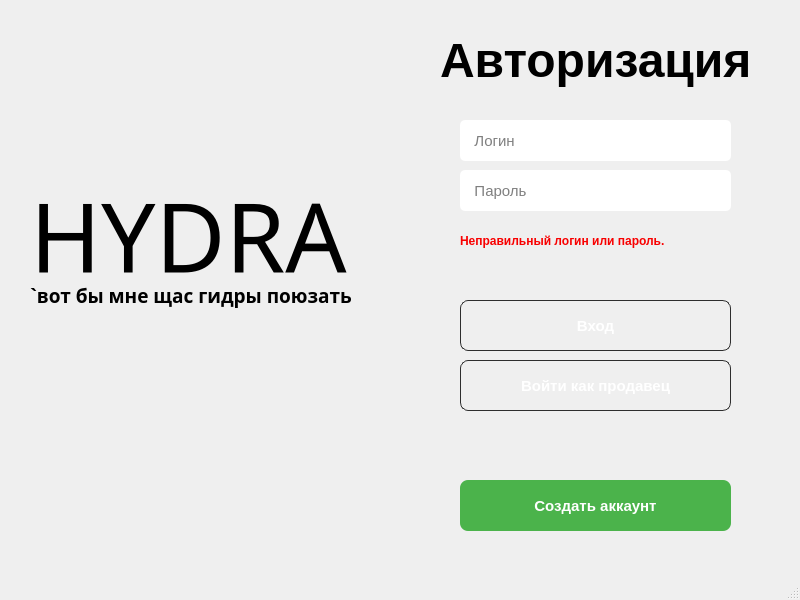
Old version of the form source/menu/mainwindow.ui in the repository gotovkk/QtMarket.
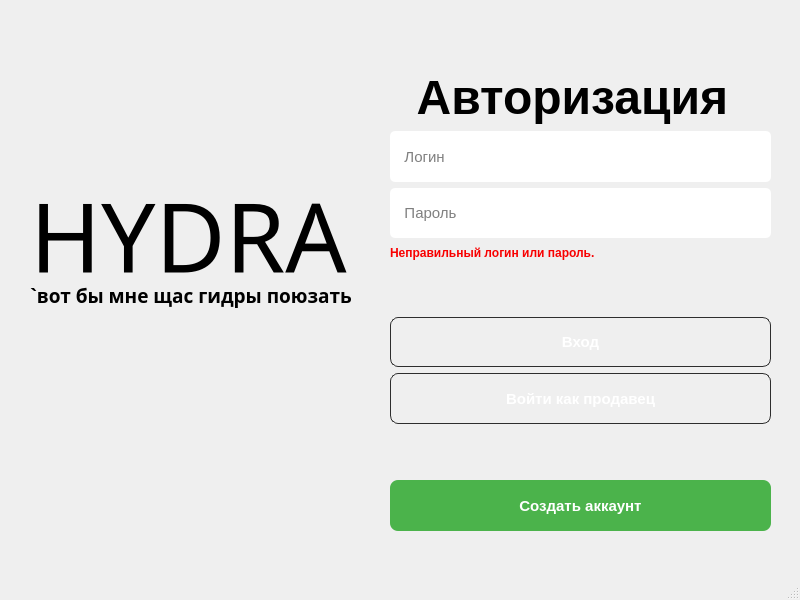
New version of the form. Icons and pictures are not drawn.

Diff of the .ui file:
```diff
--- a/source/menu/mainwindow.ui
+++ b/source/menu/mainwindow.ui
@@ -19,213 +19,6 @@
    <string>MainWindow</string>
   </property>
   <widget class="QWidget" name="centralwidget">
-   <widget class="QPushButton" name="loginButton">
-    <property name="geometry">
-     <rect>
-      <x>460</x>
-      <y>300</y>
-      <width>271</width>
-      <height>51</height>
-     </rect>
-    </property>
-    <property name="font">
-     <font>
-      <pointsize>11</pointsize>
-      <bold>true</bold>
-      <stylestrategy>PreferDefault</stylestrategy>
-     </font>
-    </property>
-    <property name="styleSheet">
-     <string notr="true">    QPushButton {
-        background-color: transparent;
-        color: white;
-        border: 1px solid #2e2e2e;
-        border-radius: 8px;
-        padding: 10px 20px;
-    }
-    QPushButton:hover {
-        border-color: #4e4e4e;
-    }
-    QPushButton:pressed {
-        background-color: #1e1e1e;
-}</string>
-    </property>
-    <property name="text">
-     <string>Вход</string>
-    </property>
-   </widget>
-   <widget class="QPushButton" name="registerButton">
-    <property name="geometry">
-     <rect>
-      <x>460</x>
-      <y>480</y>
-      <width>271</width>
-      <height>51</height>
-     </rect>
-    </property>
-    <property name="font">
-     <font>
-      <pointsize>11</pointsize>
-      <bold>true</bold>
-      <stylestrategy>PreferAntialias</stylestrategy>
-     </font>
-    </property>
-    <property name="cursor">
-     <cursorShape>UpArrowCursor</cursorShape>
-    </property>
-    <property name="styleSheet">
-     <string notr="true">    QPushButton {
-        background-color: #4BB34B;
-        color: white;
-        border-radius: 8px;
-        padding: 10px 20px;
-    }
-    QPushButton:hover {
-        background-color: #5fd35f;
-    }
-    QPushButton:pressed {
-        background-color: #3fa53f;
-    }</string>
-    </property>
-    <property name="text">
-     <string>Создать аккаунт</string>
-    </property>
-   </widget>
-   <widget class="QLineEdit" name="lineEditPassword">
-    <property name="geometry">
-     <rect>
-      <x>460</x>
-      <y>170</y>
-      <width>271</width>
-      <height>41</height>
-     </rect>
-    </property>
-    <property name="font">
-     <font>
-      <pointsize>11</pointsize>
-      <stylestrategy>PreferAntialias</stylestrategy>
-     </font>
-    </property>
-    <property name="styleSheet">
-     <string notr="true">QLineEdit
-                        {
-                        border-width: 2px;
-                        border-radius: 5px;
-                        }
-                        QLineEdit:Focus {
-                        border:1px solid #6443DA
-                        }
-                    </string>
-    </property>
-    <property name="text">
-     <string/>
-    </property>
-    <property name="maxLength">
-     <number>16</number>
-    </property>
-    <property name="echoMode">
-     <enum>QLineEdit::EchoMode::Password</enum>
-    </property>
-    <property name="placeholderText">
-     <string>   Пароль</string>
-    </property>
-   </widget>
-   <widget class="QLineEdit" name="lineEditLogin">
-    <property name="geometry">
-     <rect>
-      <x>460</x>
-      <y>120</y>
-      <width>271</width>
-      <height>41</height>
-     </rect>
-    </property>
-    <property name="font">
-     <font>
-      <pointsize>11</pointsize>
-      <stylestrategy>PreferAntialias</stylestrategy>
-     </font>
-    </property>
-    <property name="toolTipDuration">
-     <number>-1</number>
-    </property>
-    <property name="styleSheet">
-     <string notr="true">QLineEdit
-                        {
-                        border-width: 2px;
-                        border-radius: 5px;
-                        }
-                        QLineEdit:Focus {
-                        border:1px solid #6443DA
-                        }
-                    </string>
-    </property>
-    <property name="text">
-     <string/>
-    </property>
-    <property name="placeholderText">
-     <string>   Логин</string>
-    </property>
-   </widget>
-   <widget class="QLabel" name="Auth">
-    <property name="geometry">
-     <rect>
-      <x>440</x>
-      <y>20</y>
-      <width>341</width>
-      <height>81</height>
-     </rect>
-    </property>
-    <property name="font">
-     <font>
-      <family>Tahoma</family>
-      <pointsize>36</pointsize>
-      <italic>false</italic>
-      <bold>true</bold>
-      <stylestrategy>PreferAntialias</stylestrategy>
-     </font>
-    </property>
-    <property name="text">
-     <string>Авторизация</string>
-    </property>
-   </widget>
-   <widget class="QPushButton" name="loginSellerButton">
-    <property name="geometry">
-     <rect>
-      <x>460</x>
-      <y>360</y>
-      <width>271</width>
-      <height>51</height>
-     </rect>
-    </property>
-    <property name="font">
-     <font>
-      <pointsize>11</pointsize>
-      <bold>true</bold>
-      <stylestrategy>PreferAntialias</stylestrategy>
-     </font>
-    </property>
-    <property name="cursor">
-     <cursorShape>UpArrowCursor</cursorShape>
-    </property>
-    <property name="styleSheet">
-     <string notr="true">    QPushButton {
-        background-color: transparent;
-        color: white;
-        border: 1px solid #2e2e2e;
-        border-radius: 8px;
-        padding: 10px 20px;
-    }
-    QPushButton:hover {
-        border-color: #4e4e4e;
-    }
-    QPushButton:pressed {
-        background-color: #1e1e1e;
-}</string>
-    </property>
-    <property name="text">
-     <string>Войти как продавец</string>
-    </property>
-   </widget>
    <widget class="QLabel" name="MarketName">
     <property name="geometry">
      <rect>
@@ -268,28 +61,6 @@
      <string>`вот бы мне щас гидры поюзать</string>
     </property>
    </widget>
-   <widget class="QLabel" name="labelErrorMessage">
-    <property name="geometry">
-     <rect>
-      <x>460</x>
-      <y>220</y>
-      <width>301</width>
-      <height>41</height>
-     </rect>
-    </property>
-    <property name="font">
-     <font>
-      <bold>true</bold>
-      <stylestrategy>PreferAntialias</stylestrategy>
-     </font>
-    </property>
-    <property name="styleSheet">
-     <string notr="true">color: #f80000;</string>
-    </property>
-    <property name="text">
-     <string>Неправильный логин или пароль.</string>
-    </property>
-   </widget>
    <widget class="QLabel" name="label">
     <property name="geometry">
      <rect>
@@ -309,6 +80,320 @@
      <bool>true</bool>
     </property>
    </widget>
+   <widget class="QWidget" name="verticalLayoutWidget">
+    <property name="geometry">
+     <rect>
+      <x>390</x>
+      <y>40</y>
+      <width>381</width>
+      <height>491</height>
+     </rect>
+    </property>
+    <layout class="QVBoxLayout" name="verticalLayout">
+     <item>
+      <spacer name="verticalSpacer">
+       <property name="orientation">
+        <enum>Qt::Orientation::Vertical</enum>
+       </property>
+       <property name="sizeType">
+        <enum>QSizePolicy::Policy::Minimum</enum>
+       </property>
+       <property name="sizeHint" stdset="0">
+        <size>
+         <width>20</width>
+         <height>30</height>
+        </size>
+       </property>
+      </spacer>
+     </item>
+     <item>
+      <widget class="QLabel" name="Auth">
+       <property name="font">
+        <font>
+         <family>Tahoma</family>
+         <pointsize>36</pointsize>
+         <italic>false</italic>
+         <bold>true</bold>
+         <stylestrategy>PreferAntialias</stylestrategy>
+        </font>
+       </property>
+       <property name="text">
+        <string>  Авторизация</string>
+       </property>
+      </widget>
+     </item>
+     <item>
+      <widget class="QLineEdit" name="lineEditLogin">
+       <property name="sizePolicy">
+        <sizepolicy hsizetype="Expanding" vsizetype="Expanding">
+         <horstretch>0</horstretch>
+         <verstretch>0</verstretch>
+        </sizepolicy>
+       </property>
+       <property name="minimumSize">
+        <size>
+         <width>0</width>
+         <height>45</height>
+        </size>
+       </property>
+       <property name="font">
+        <font>
+         <pointsize>11</pointsize>
+         <stylestrategy>PreferAntialias</stylestrategy>
+        </font>
+       </property>
+       <property name="toolTipDuration">
+        <number>-1</number>
+       </property>
+       <property name="styleSheet">
+        <string notr="true">QLineEdit
+                        {
+                        border-width: 2px;
+                        border-radius: 5px;
+                        }
+                        QLineEdit:Focus {
+                        border:1px solid #6443DA
+                        }
+                    </string>
+       </property>
+       <property name="text">
+        <string/>
+       </property>
+       <property name="placeholderText">
+        <string>   Логин</string>
+       </property>
+      </widget>
+     </item>
+     <item>
+      <widget class="QLineEdit" name="lineEditPassword">
+       <property name="enabled">
+        <bool>true</bool>
+       </property>
+       <property name="sizePolicy">
+        <sizepolicy hsizetype="Expanding" vsizetype="Expanding">
+         <horstretch>0</horstretch>
+         <verstretch>0</verstretch>
+        </sizepolicy>
+       </property>
+       <property name="minimumSize">
+        <size>
+         <width>10</width>
+         <height>4</height>
+        </size>
+       </property>
+       <property name="sizeIncrement">
+        <size>
+         <width>0</width>
+         <height>30</height>
+        </size>
+       </property>
+       <property name="font">
+        <font>
+         <pointsize>11</pointsize>
+         <stylestrategy>PreferAntialias</stylestrategy>
+        </font>
+       </property>
+       <property name="styleSheet">
+        <string notr="true">QLineEdit
+                        {
+                        border-width: 2px;
+                        border-radius: 5px;
+                        }
+                        QLineEdit:Focus {
+                        border:1px solid #6443DA
+                        }
+                    </string>
+       </property>
+       <property name="text">
+        <string/>
+       </property>
+       <property name="maxLength">
+        <number>16</number>
+       </property>
+       <property name="echoMode">
+        <enum>QLineEdit::EchoMode::Password</enum>
+       </property>
+       <property name="placeholderText">
+        <string>   Пароль</string>
+       </property>
+      </widget>
+     </item>
+     <item>
+      <spacer name="verticalSpacer_4">
+       <property name="orientation">
+        <enum>Qt::Orientation::Vertical</enum>
+       </property>
+       <property name="sizeType">
+        <enum>QSizePolicy::Policy::Minimum</enum>
+       </property>
+       <property name="sizeHint" stdset="0">
+        <size>
+         <width>20</width>
+         <height>2</height>
+        </size>
+       </property>
+      </spacer>
+     </item>
+     <item>
+      <widget class="QLabel" name="labelErrorMessage">
+       <property name="font">
+        <font>
+         <bold>true</bold>
+         <stylestrategy>PreferAntialias</stylestrategy>
+        </font>
+       </property>
+       <property name="styleSheet">
+        <string notr="true">color: #f80000;</string>
+       </property>
+       <property name="text">
+        <string>Неправильный логин или пароль.</string>
+       </property>
+      </widget>
+     </item>
+     <item>
+      <spacer name="verticalSpacer_2">
+       <property name="orientation">
+        <enum>Qt::Orientation::Vertical</enum>
+       </property>
+       <property name="sizeHint" stdset="0">
+        <size>
+         <width>20</width>
+         <height>40</height>
+        </size>
+       </property>
+      </spacer>
+     </item>
+     <item>
+      <widget class="QPushButton" name="loginButton">
+       <property name="sizePolicy">
+        <sizepolicy hsizetype="Minimum" vsizetype="Expanding">
+         <horstretch>0</horstretch>
+         <verstretch>0</verstretch>
+        </sizepolicy>
+       </property>
+       <property name="font">
+        <font>
+         <pointsize>11</pointsize>
+         <bold>true</bold>
+         <stylestrategy>PreferDefault</stylestrategy>
+        </font>
+       </property>
+       <property name="styleSheet">
+        <string notr="true">    QPushButton {
+        background-color: transparent;
+        color: white;
+        border: 1px solid #2e2e2e;
+        border-radius: 8px;
+        padding: 10px 20px;
+    }
+    QPushButton:hover {
+        border-color: #4e4e4e;
+    }
+    QPushButton:pressed {
+        background-color: #1e1e1e;
+}</string>
+       </property>
+       <property name="text">
+        <string>Вход</string>
+       </property>
+      </widget>
+     </item>
+     <item>
+      <widget class="QPushButton" name="loginSellerButton">
+       <property name="sizePolicy">
+        <sizepolicy hsizetype="Minimum" vsizetype="Expanding">
+         <horstretch>0</horstretch>
+         <verstretch>0</verstretch>
+        </sizepolicy>
+       </property>
+       <property name="font">
+        <font>
+         <pointsize>11</pointsize>
+         <bold>true</bold>
+         <stylestrategy>PreferAntialias</stylestrategy>
+        </font>
+       </property>
+       <property name="cursor">
+        <cursorShape>UpArrowCursor</cursorShape>
+       </property>
+       <property name="styleSheet">
+        <string notr="true">    QPushButton {
+        background-color: transparent;
+        color: white;
+        border: 1px solid #2e2e2e;
+        border-radius: 8px;
+        padding: 10px 20px;
+    }
+    QPushButton:hover {
+        border-color: #4e4e4e;
+    }
+    QPushButton:pressed {
+        background-color: #1e1e1e;
+}</string>
+       </property>
+       <property name="text">
+        <string>Войти как продавец</string>
+       </property>
+      </widget>
+     </item>
+     <item>
+      <spacer name="verticalSpacer_3">
+       <property name="orientation">
+        <enum>Qt::Orientation::Vertical</enum>
+       </property>
+       <property name="sizeHint" stdset="0">
+        <size>
+         <width>20</width>
+         <height>40</height>
+        </size>
+       </property>
+      </spacer>
+     </item>
+     <item>
+      <widget class="QPushButton" name="registerButton">
+       <property name="sizePolicy">
+        <sizepolicy hsizetype="Minimum" vsizetype="Expanding">
+         <horstretch>0</horstretch>
+         <verstretch>0</verstretch>
+        </sizepolicy>
+       </property>
+       <property name="minimumSize">
+        <size>
+         <width>0</width>
+         <height>40</height>
+        </size>
+       </property>
+       <property name="font">
+        <font>
+         <pointsize>11</pointsize>
+         <bold>true</bold>
+         <stylestrategy>PreferAntialias</stylestrategy>
+        </font>
+       </property>
+       <property name="cursor">
+        <cursorShape>UpArrowCursor</cursorShape>
+       </property>
+       <property name="styleSheet">
+        <string notr="true">    QPushButton {
+        background-color: #4BB34B;
+        color: white;
+        border-radius: 8px;
+        padding: 10px 20px;
+    }
+    QPushButton:hover {
+        background-color: #5fd35f;
+    }
+    QPushButton:pressed {
+        background-color: #3fa53f;
+    }</string>
+       </property>
+       <property name="text">
+        <string>Создать аккаунт</string>
+       </property>
+      </widget>
+     </item>
+    </layout>
+   </widget>
   </widget>
   <widget class="QMenuBar" name="menubar">
    <property name="geometry">
```
